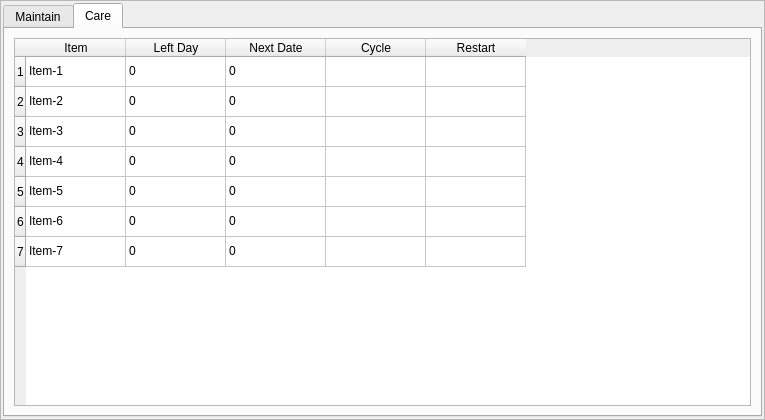
First picture: the form in hcmaintains/icupdatesystempage.ui, repository dongdong-2009/3-5AxisRobot, before the edit.
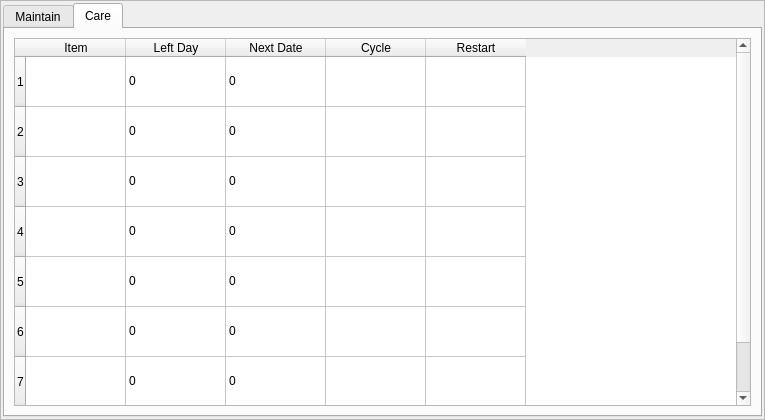
Second picture: the form after the edit. The open tabs and pages were chosen to show the change. Custom widgets are drawn as their Qt base class.

What changed in the file:
```diff
--- a/hcmaintains/icupdatesystempage.ui
+++ b/hcmaintains/icupdatesystempage.ui
@@ -272,6 +272,12 @@
          <property name="editTriggers">
           <set>QAbstractItemView::NoEditTriggers</set>
          </property>
+         <attribute name="verticalHeaderDefaultSectionSize">
+          <number>50</number>
+         </attribute>
+         <attribute name="verticalHeaderMinimumSectionSize">
+          <number>50</number>
+         </attribute>
          <row>
           <property name="text">
            <string notr="true">1</string>
@@ -334,7 +340,7 @@
          </column>
          <item row="0" column="0">
           <property name="text">
-           <string>Item-1</string>
+           <string/>
           </property>
          </item>
          <item row="0" column="1">
@@ -349,7 +355,7 @@
          </item>
          <item row="1" column="0">
           <property name="text">
-           <string>Item-2</string>
+           <string/>
           </property>
          </item>
          <item row="1" column="1">
@@ -364,7 +370,7 @@
          </item>
          <item row="2" column="0">
           <property name="text">
-           <string>Item-3</string>
+           <string/>
           </property>
          </item>
          <item row="2" column="1">
@@ -379,7 +385,7 @@
          </item>
          <item row="3" column="0">
           <property name="text">
-           <string>Item-4</string>
+           <string/>
           </property>
          </item>
          <item row="3" column="1">
@@ -394,7 +400,7 @@
          </item>
          <item row="4" column="0">
           <property name="text">
-           <string>Item-5</string>
+           <string/>
           </property>
          </item>
          <item row="4" column="1">
@@ -409,7 +415,7 @@
          </item>
          <item row="5" column="0">
           <property name="text">
-           <string>Item-6</string>
+           <string/>
           </property>
          </item>
          <item row="5" column="1">
@@ -424,7 +430,7 @@
          </item>
          <item row="6" column="0">
           <property name="text">
-           <string>Item-7</string>
+           <string/>
           </property>
          </item>
          <item row="6" column="1">
```
